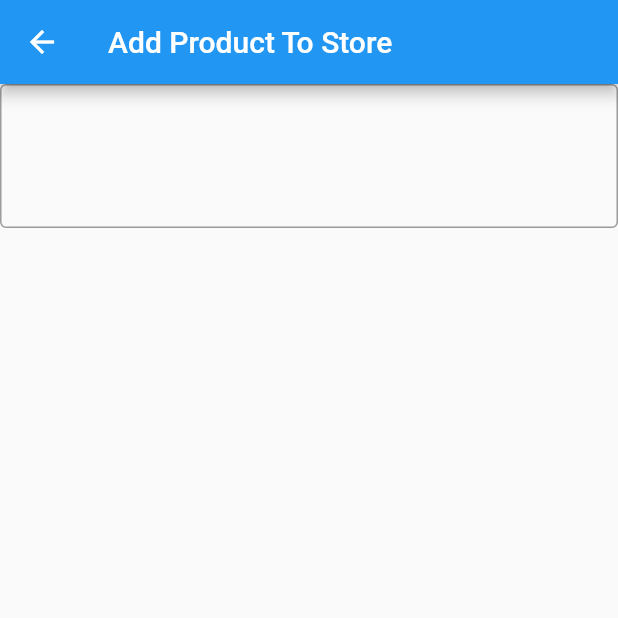
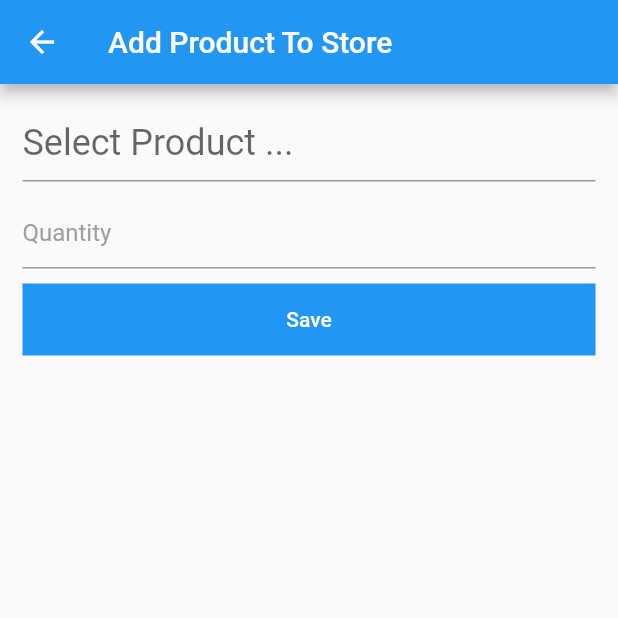
Before and after one commit to samih93/MarketSystem, a Flutter app: the AddProductToMyStoreScreen screen opened directly, on a phone screen of 412 x 824 dp, the top half of it. Run offline on Flutter 3.47's test engine with Material 2 defaults, Android fonts, the phone set to English and light mode, and no system bars; drawn by our look-alikes of flutter_typeahead; our stand-ins replace fluttertoast, get, rflutter_alert, sqflite; missing offline and left inert: dart:ffi, qr_code_scanner; accounts and stored records are empty.

```diff
--- a/lib/screens/add_product_to_my_Store/add_product_to_store_screen.dart
+++ b/lib/screens/add_product_to_my_Store/add_product_to_store_screen.dart
@@ -3,39 +3,139 @@ import 'package:flutter_typeahead/flutter_typeahead.dart';
 import 'package:get/get.dart';
 import 'package:marketsystem/layout/market_controller.dart';
 import 'package:marketsystem/models/product.dart';
+import 'package:marketsystem/shared/components/default_button.dart';
+import 'package:marketsystem/shared/components/default_text_form.dart';
+import 'package:marketsystem/shared/toast_message.dart';
 
-class AddProductToMyStoreScreen extends StatelessWidget {
-  var marketController = Get.find<MarketController>();
+class AddProductToMyStoreScreen extends StatefulWidget {
+  @override
+  State<AddProductToMyStoreScreen> createState() =>
+      _AddProductToMyStoreScreenState();
+}
+
+class _AddProductToMyStoreScreenState extends State<AddProductToMyStoreScreen> {
+  var text_productNameController = TextEditingController();
+
+  var text_barcode_controller = TextEditingController();
+
+  var text_qty_controller = TextEditingController();
+
+  GlobalKey<FormState> _formkey = GlobalKey<FormState>();
+  bool _isEnable = true;
+
   @override
   Widget build(BuildContext context) {
-    return Scaffold(
+    return GetBuilder<MarketController>(
+      init: Get.find<MarketController>(),
+      builder: (marketController) => Scaffold(
         appBar: AppBar(
           title: Text("Add Product To Store"),
         ),
-      body: TypeAheadField(
+        body: Padding(
+          padding: const EdgeInsets.all(15.0),
+          child: Form(
+            key: _formkey,
+            child: Column(
+              children: [
+                Stack(
+                  alignment: Alignment.centerRight,
+                  children: [
+                    Container(
+                      height: 50,
+                      child: TypeAheadField(
+                        hideOnError: true,
                         textFieldConfiguration: TextFieldConfiguration(
+                            controller: text_productNameController,
+                            enabled: _isEnable,
                             autofocus: true,
-            style: DefaultTextStyle.of(context)
-                .style
-                .copyWith(fontStyle: FontStyle.italic),
-            decoration: InputDecoration(border: OutlineInputBorder())),
+                            style: TextStyle(fontSize: 24),
+                            decoration: InputDecoration(
+                                border: UnderlineInputBorder(),
+                                hintText: "Select Product ...")),
                         suggestionsCallback: (pattern) async {
-          return marketController.search_In_Store(pattern);
+                          return await marketController
+                              .search_In_Store(pattern);
                         },
                         itemBuilder: (context, suggestion) {
                           return ListTile(
                             leading: Icon(Icons.shopping_cart),
-            title: Text((suggestion as ProductModel).name.toString()),
-            subtitle: Text('\$${(suggestion as ProductModel).name.toString()}'),
+                            title: Text(
+                                (suggestion as ProductModel).name.toString()),
+                            subtitle: Text('${suggestion.price.toString()} LL'),
                           );
                         },
-        onSuggestionSelected: (Object? suggestion) {},
+                        onSuggestionSelected: (Object? suggestion) {
+                          print((suggestion as ProductModel).barcode);
+                          text_productNameController.text =
+                              suggestion.name.toString();
+                          text_barcode_controller.text =
+                              suggestion.barcode.toString();
+                          setState(() {
+                            _isEnable = false;
+                          });
+                        },
+
                         // onSuggestionSelected: (suggestion) {
                         //   Navigator.of(context).push(MaterialPageRoute(
                         //     builder: (context) => ProductPage(product: suggestion)
                         //   ));
                         // },
                       ),
+                    ),
+                    !_isEnable
+                        ? IconButton(
+                            onPressed: () {
+                              setState(() {
+                                text_productNameController.clear();
+                                _isEnable = true;
+                              });
+                            },
+                            icon: Icon(
+                              Icons.close,
+                              color: Colors.red.shade500,
+                            ))
+                        : SizedBox(
+                            width: 2,
+                          ),
+                  ],
+                ),
+                SizedBox(
+                  height: 10,
+                ),
+                defaultTextFormField(
+                    controller: text_qty_controller,
+                    onvalidate: (value) {
+                      if (value!.isEmpty) {
+                        return "Quantity must not be empty";
+                      }
+                    },
+                    inputtype: TextInputType.phone,
+                    border: UnderlineInputBorder(),
+                    hinttext: "Quantity"),
+                SizedBox(
+                  height: 10,
+                ),
+                defaultButton(
+                    text: "Save",
+                    onpress: () {
+                      if (_formkey.currentState!.validate()) {
+                        int? qty =
+                            int.tryParse(text_qty_controller.text.toString());
+                        if (qty != null) {
+                        } else {
+                          showToast(
+                              message: "Quantity Must be a number ",
+                              status: ToastStatus.Error);
+                        }
+                      }
+
+                      print(text_barcode_controller.text.toString());
+                    }),
+              ],
+            ),
+          ),
+        ),
+      ),
     );
   }
 }
```
Lines whose indentation alone changed are shown as unchanged.
